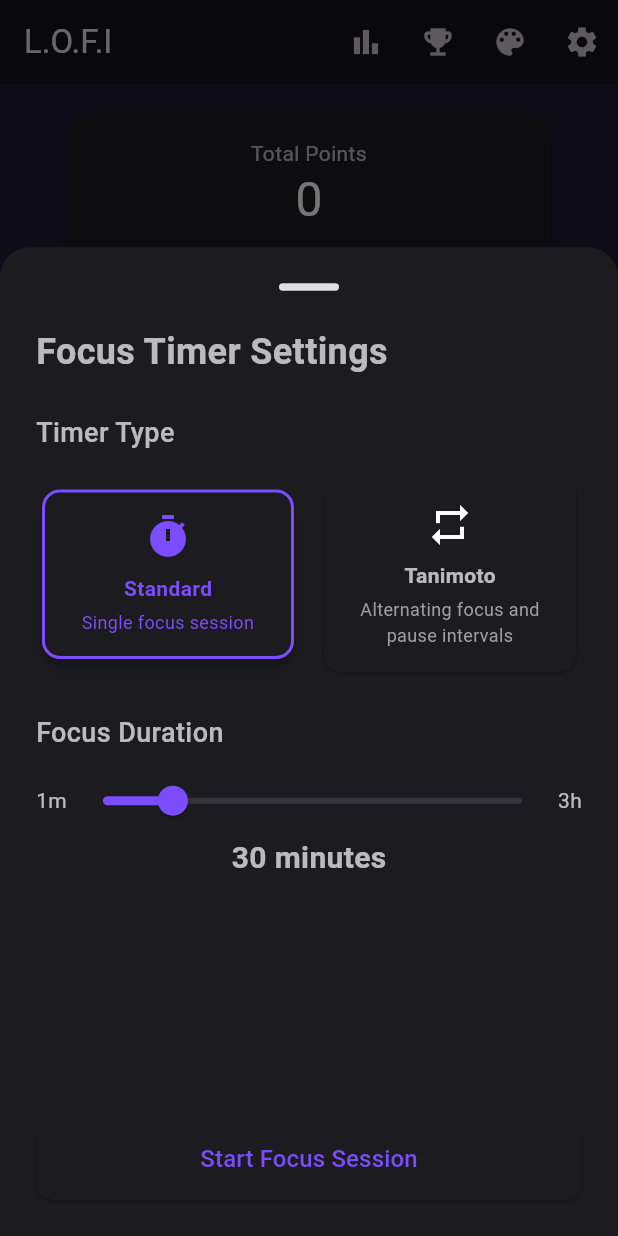
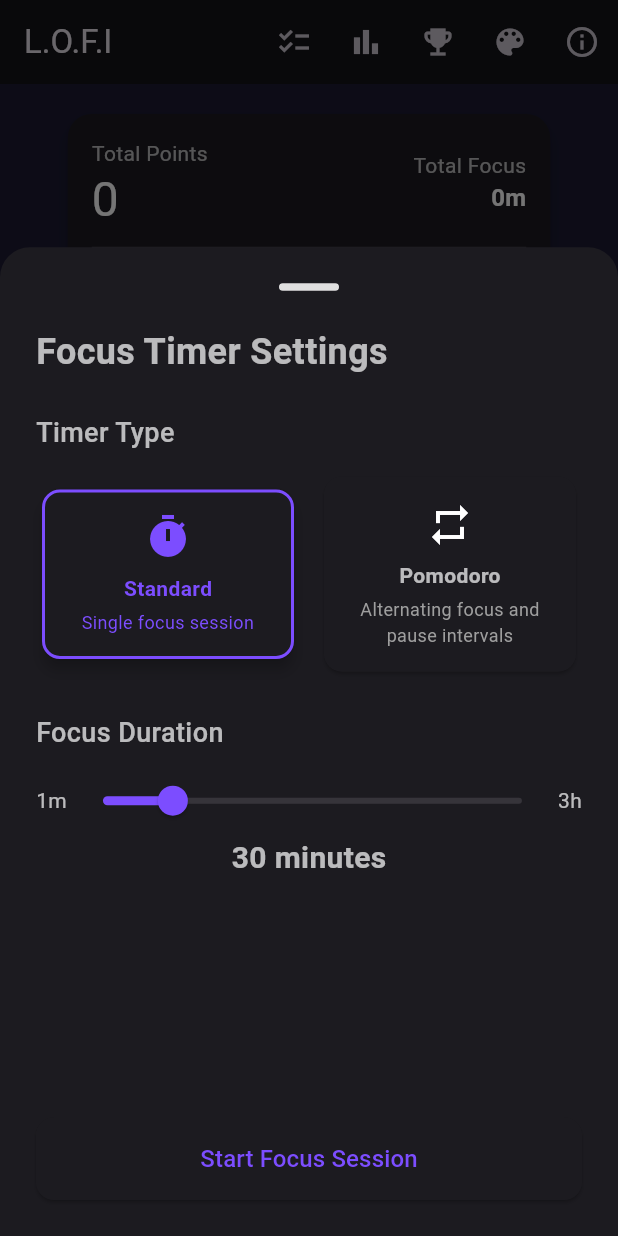
Before and after one commit to SpaceEVA-Labs/L.O.F.I., a Flutter app: the screen it shows after launch, after a tap on "Start Focus Session", on a phone screen of 412 x 824 dp. Run offline on Flutter 3.47's test engine with Material 3 defaults, Android fonts, the phone set to English and light mode, and no system bars; drawn by our look-alikes of wave; our stand-ins replace fl_chart, shared_preferences.

Commit message:
first final app

```diff
--- a/lib/main.dart
+++ b/lib/main.dart
@@ -2,6 +2,7 @@
 import 'package:flutter/services.dart';
 import 'utils/chart_utils_fix.dart';
 import 'screens/focus_screen.dart';
+import 'screens/splash_screen.dart';
 import 'player_state.dart';
 import 'theme.dart';
 import 'package:shared_preferences/shared_preferences.dart';
@@ -40,6 +41,7 @@
   late ThemeOption _currentThemeOption;
   late PlayerState _playerState;
   bool _isLoading = true;
+  bool _showSplash = true;
 
   @override
   void initState() {
@@ -54,6 +56,15 @@
     await _loadPlayerState();
     setState(() {
       _isLoading = false;
+    });
+
+    // Shorter delay for splash screen to minimize double splash effect
+    Future.delayed(const Duration(milliseconds: 800), () {
+      if (mounted) {
+        setState(() {
+          _showSplash = false;
+        });
+      }
     });
   }
 
@@ -112,7 +123,15 @@
     return MaterialApp(
       debugShowCheckedModeBanner: false,
       theme: _currentThemeOption.theme,
-      home: FocusScreen(
+      home: _showSplash
+          ? SplashScreen(
+              onComplete: () {
+                setState(() {
+                  _showSplash = false;
+                });
+              },
+            )
+          : FocusScreen(
               state: _playerState,
               themeOption: _currentThemeOption,
               onThemeChanged: _updateTheme,
--- a/lib/screens/focus_screen.dart
+++ b/lib/screens/focus_screen.dart
@@ -6,6 +6,7 @@ import 'package:wave/config.dart';
 import 'statistics_screen.dart';
 import 'achievements_screen.dart';
 import 'theme_customization_screen.dart';
+import 'todo_list_screen.dart';
 import '../player_state.dart';
 import '../widgets/focus_timer.dart';
 import '../widgets/focus_duration_modal.dart';
@@ -53,6 +54,20 @@ class _FocusScreenState extends State<FocusScreen> {
     final today = DateTime.now().toIso8601String().split('T')[0];
     dailyPoints = _playerState.dailyPoints[today] ?? 0;
   }
+
+  // Convert points to time string (10 points = 1 minute)
+  String _pointsToTimeString(int points) {
+    final minutes = (points / 10).round();
+    final hours = minutes ~/ 60;
+    final mins = minutes % 60;
+    return hours > 0 ? '${hours}h ${mins}m' : '${mins}m';
+  }
+
+  // Get total focus time as string
+  String get _totalFocusTime => _pointsToTimeString(points);
+
+  // Get today's focus time as string
+  String get _todaysFocusTime => _pointsToTimeString(dailyPoints);
 
   Future<void> _onFocusCompleted(Duration focusDuration) async {
     final earnedPoints = 10 * focusDuration.inMinutes;
@@ -145,6 +160,13 @@ class _FocusScreenState extends State<FocusScreen> {
         title: const Text('L.O.F.I'),
         actions: [
           IconButton(
+            icon: const Icon(Icons.checklist),
+            onPressed: () => Navigator.push(
+              context,
+              MaterialPageRoute(builder: (context) => const TodoListScreen()),
+            ),
+          ),
+          IconButton(
             icon: const Icon(Icons.bar_chart),
             onPressed: () => Navigator.push(
               context,
@@ -167,7 +189,7 @@ class _FocusScreenState extends State<FocusScreen> {
             onPressed: _openThemeCustomization,
           ),
           IconButton(
-            icon: const Icon(Icons.settings),
+            icon: const Icon(Icons.info_outline),
             onPressed: () => Navigator.push(
               context,
               MaterialPageRoute(builder: (context) => const AboutScreen()),
@@ -220,31 +242,96 @@ class _FocusScreenState extends State<FocusScreen> {
                             padding: const EdgeInsets.all(16.0),
                             child: Column(
                               children: [
+                                Row(
+                                  mainAxisAlignment:
+                                      MainAxisAlignment.spaceBetween,
+                                  children: [
+                                    Column(
+                                      crossAxisAlignment:
+                                          CrossAxisAlignment.start,
+                                      children: [
                                         Text(
                                           'Total Points',
-                                  textAlign: TextAlign.center,
-                                  style: Theme.of(context).textTheme.bodyMedium,
+                                          style: Theme.of(
+                                            context,
+                                          ).textTheme.bodyMedium,
                                         ),
                                         Text(
                                           '$points',
-                                  textAlign: TextAlign.center,
                                           style: Theme.of(
                                             context,
                                           ).textTheme.headlineMedium,
                                         ),
-                                const SizedBox(height: 8),
+                                      ],
+                                    ),
+                                    Column(
+                                      crossAxisAlignment:
+                                          CrossAxisAlignment.end,
+                                      children: [
+                                        Text(
+                                          'Total Focus',
+                                          style: Theme.of(
+                                            context,
+                                          ).textTheme.bodyMedium,
+                                        ),
+                                        Text(
+                                          _totalFocusTime,
+                                          style: Theme.of(context)
+                                              .textTheme
+                                              .titleMedium
+                                              ?.copyWith(
+                                                fontWeight: FontWeight.bold,
+                                              ),
+                                        ),
+                                      ],
+                                    ),
+                                  ],
+                                ),
+                                const Divider(height: 24),
+                                Row(
+                                  mainAxisAlignment:
+                                      MainAxisAlignment.spaceBetween,
+                                  children: [
+                                    Column(
+                                      crossAxisAlignment:
+                                          CrossAxisAlignment.start,
+                                      children: [
                                         Text(
                                           'Today\'s Points',
-                                  textAlign: TextAlign.center,
-                                  style: Theme.of(context).textTheme.bodyMedium,
+                                          style: Theme.of(
+                                            context,
+                                          ).textTheme.bodyMedium,
                                         ),
                                         Text(
                                           '$dailyPoints',
-                                  textAlign: TextAlign.center,
+                                          style: Theme.of(
+                                            context,
+                                          ).textTheme.headlineSmall,
+                                        ),
+                                      ],
+                                    ),
+                                    Column(
+                                      crossAxisAlignment:
+                                          CrossAxisAlignment.end,
+                                      children: [
+                                        Text(
+                                          'Today\'s Focus',
+                                          style: Theme.of(
+                                            context,
+                                          ).textTheme.bodyMedium,
+                                        ),
+                                        Text(
+                                          _todaysFocusTime,
                                           style: Theme.of(context)
                                               .textTheme
-                                      .headlineMedium
-                                      ?.copyWith(fontSize: 24),
+                                              .titleMedium
+                                              ?.copyWith(
+                                                fontWeight: FontWeight.bold,
+                                              ),
+                                        ),
+                                      ],
+                                    ),
+                                  ],
                                 ),
                               ],
                             ),
--- /dev/null
+++ b/lib/screens/splash_screen.dart
@@ -0,0 +1,94 @@
+import 'package:flutter/material.dart';
+
+class SplashScreen extends StatefulWidget {
+  final VoidCallback? onComplete;
+
+  const SplashScreen({Key? key, this.onComplete}) : super(key: key);
+
+  @override
+  _SplashScreenState createState() => _SplashScreenState();
+}
+
+class _SplashScreenState extends State<SplashScreen>
+    with SingleTickerProviderStateMixin {
+  late AnimationController _controller;
+  late Animation<double> _opacityAnimation;
+  late Animation<double> _scaleAnimation;
+
+  @override
+  void initState() {
+    super.initState();
+
+    _controller = AnimationController(
+      vsync: this,
+      duration: const Duration(milliseconds: 1500),
+    );
+
+    _opacityAnimation = Tween<double>(begin: 0.0, end: 1.0).animate(
+      CurvedAnimation(
+        parent: _controller,
+        curve: Interval(0.0, 0.65, curve: Curves.easeInOut),
+      ),
+    );
+
+    _scaleAnimation = Tween<double>(begin: 0.6, end: 1.0).animate(
+      CurvedAnimation(
+        parent: _controller,
+        curve: Interval(0.0, 0.65, curve: Curves.easeOutBack),
+      ),
+    );
+
+    _controller.forward();
+
+    // Call onComplete callback when animation is done
+    _controller.addStatusListener((status) {
+      if (status == AnimationStatus.completed) {
+        widget.onComplete?.call();
+      }
+    });
+  }
+
+  @override
+  void dispose() {
+    _controller.dispose();
+    super.dispose();
+  }
+
+  @override
+  Widget build(BuildContext context) {
+    return Scaffold(
+      backgroundColor: Theme.of(context).scaffoldBackgroundColor,
+      body: Center(
+        child: AnimatedBuilder(
+          animation: _controller,
+          builder: (context, child) {
+            return Opacity(
+              opacity: _opacityAnimation.value,
+              child: Transform.scale(
+                scale: _scaleAnimation.value,
+                child: child,
+              ),
+            );
+          },
+          child: Column(
+            mainAxisAlignment: MainAxisAlignment.center,
+            children: [
+              Text(
+                'L.O.F.I',
+                style: Theme.of(context).textTheme.displayLarge?.copyWith(
+                  fontWeight: FontWeight.bold,
+                  color: Theme.of(context).primaryColor,
+                ),
+              ),
+              const SizedBox(height: 16),
+              Text(
+                'Focus. Learn. Achieve.',
+                style: Theme.of(context).textTheme.titleLarge,
+              ),
+            ],
+          ),
+        ),
+      ),
+    );
+  }
+}
--- a/lib/widgets/focus_duration_modal.dart
+++ b/lib/widgets/focus_duration_modal.dart
@@ -1,6 +1,6 @@
 import 'package:flutter/material.dart';
 
-enum TimerType { standard, tanimoto }
+enum TimerType { standard, pomodoro }
 
 class TimerSettings {
   final TimerType type;
@@ -109,13 +109,13 @@ Future<void> showFocusDurationModal({
                     Expanded(
                       child: _buildSelectionCard(
                         context: context,
-                        title: 'Tanimoto',
+                        title: 'Pomodoro',
                         description: 'Alternating focus and pause intervals',
                         icon: Icons.repeat,
-                        isSelected: selectedType == TimerType.tanimoto,
+                        isSelected: selectedType == TimerType.pomodoro,
                         onTap: () {
                           setModalState(() {
-                            selectedType = TimerType.tanimoto;
+                            selectedType = TimerType.pomodoro;
                           });
                         },
                       ),
@@ -176,8 +176,8 @@ Future<void> showFocusDurationModal({
                             ),
                           ),
                         ]
-                        // Tanimoto Timer Settings
-                        else if (selectedType == TimerType.tanimoto) ...[
+                        // Pomodoro Timer Settings
+                        else if (selectedType == TimerType.pomodoro) ...[
                           // Focus Interval
                           const Text(
                             'Focus Interval',
--- a/lib/widgets/focus_timer.dart
+++ b/lib/widgets/focus_timer.dart
@@ -44,7 +44,7 @@ class _FocusTimerState extends State<FocusTimer> {
     timer = Timer.periodic(const Duration(seconds: 1), (t) {
       if (remainingSeconds == 0) {
         // Handle interval completion
-        if (widget.settings.type == TimerType.tanimoto) {
+        if (widget.settings.type == TimerType.pomodoro) {
           if (isPause) {
             // Pause interval completed
             currentInterval++;
@@ -105,7 +105,7 @@ class _FocusTimerState extends State<FocusTimer> {
             color: isPause ? Colors.orange : Colors.white,
           ),
         ),
-        if (widget.settings.type == TimerType.tanimoto) ...[
+        if (widget.settings.type == TimerType.pomodoro) ...[
           const SizedBox(height: 8),
           Text(
             isPause ? 'PAUSE' : 'FOCUS',
```
Also changed, not shown: lib/models/todo.dart (added, +73 -0 lines), lib/screens/todo_list_screen.dart (added, +208 -0 lines), pubspec.yaml (+17 -13 lines), docs/logo/logo.png, pubspec.lock, 3 other files. Lines whose indentation alone changed are shown as unchanged.
